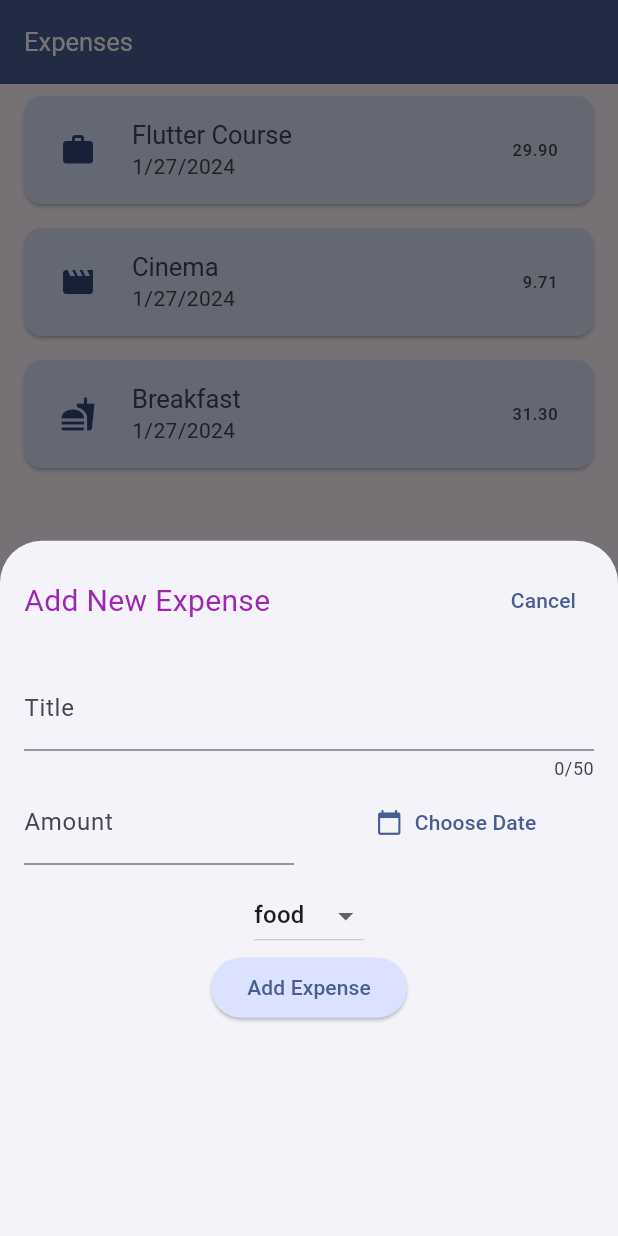
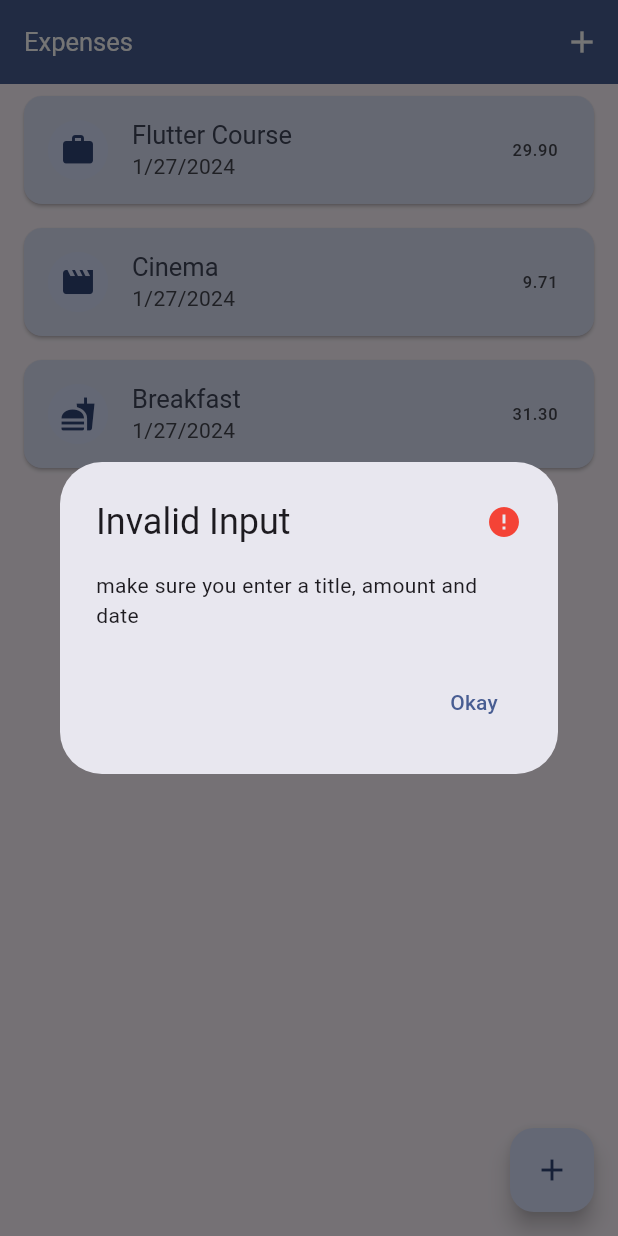
Before and after one commit to kareemkamal11/expenses, a Flutter app: the screen it shows after launch, after a tap on the "add" icon, on a phone screen of 412 x 824 dp. Run offline on Flutter 3.47's test engine with Material 3 defaults, Android fonts, the phone set to English and light mode, and no system bars.

Commit message:
issus fixed

```diff
--- a/lib/main.dart
+++ b/lib/main.dart
@@ -44,12 +44,12 @@ class MyApp extends StatelessWidget {
                 color: colorScheme.onSecondaryContainer,
                 fontSize: 17,
               ))),
-      // TODO: not all darkTheme colors are set check the Colors here!,
       darkTheme: ThemeData().copyWith(
+        scaffoldBackgroundColor: darkColorScheme.onSecondaryContainer,
         colorScheme: darkColorScheme,
         appBarTheme: AppBarTheme(
-          backgroundColor: darkColorScheme.primary,
-          foregroundColor: darkColorScheme.onPrimary,
+          backgroundColor: darkColorScheme.onPrimaryContainer,
+          foregroundColor: darkColorScheme.primaryContainer,
         ),
         cardTheme: const CardTheme().copyWith(
           color: darkColorScheme.secondaryContainer,
--- a/lib/widgets/p_expenses.dart
+++ b/lib/widgets/p_expenses.dart
@@ -1,3 +1,5 @@
+import 'dart:developer';
+
 import 'package:expenses/models/expenses.dart';
 import 'package:expenses/widgets/expenses_list/expenses_list.dart';
 import 'package:expenses/widgets/new_epenses.dart';
@@ -46,6 +48,35 @@ class _PageExpensesState extends State<PageExpenses> {
     return Scaffold(
       appBar: AppBar(
         title: const Text('Expenses'),
+        actions: [
+          IconButton(
+            onPressed: () {
+              showDialog(
+                  // show dialog not working here
+                  context: context,
+                  builder: (ctx) {
+                    log('show dialog');
+                    return AlertDialog(
+                      title: const Row(
+                        children: [
+                          Text('Invalid Input'),
+                          Spacer(),
+                          Icon(Icons.error, color: Colors.red),
+                        ],
+                      ),
+                      content: const Text(
+                          'make sure you enter a title, amount and date'),
+                      actions: [
+                        TextButton(
+                            onPressed: () => Navigator.of(ctx).pop(),
+                            child: const Text('Okay'))
+                      ],
+                    );
+                  }); // show dialog not working here
+            },
+            icon: const Icon(Icons.add),
+          ),
+        ],
       ),
       body: Column(
         children: [
```
Also changed, not shown: lib/widgets/new_epenses.dart (+15 -5 lines).
